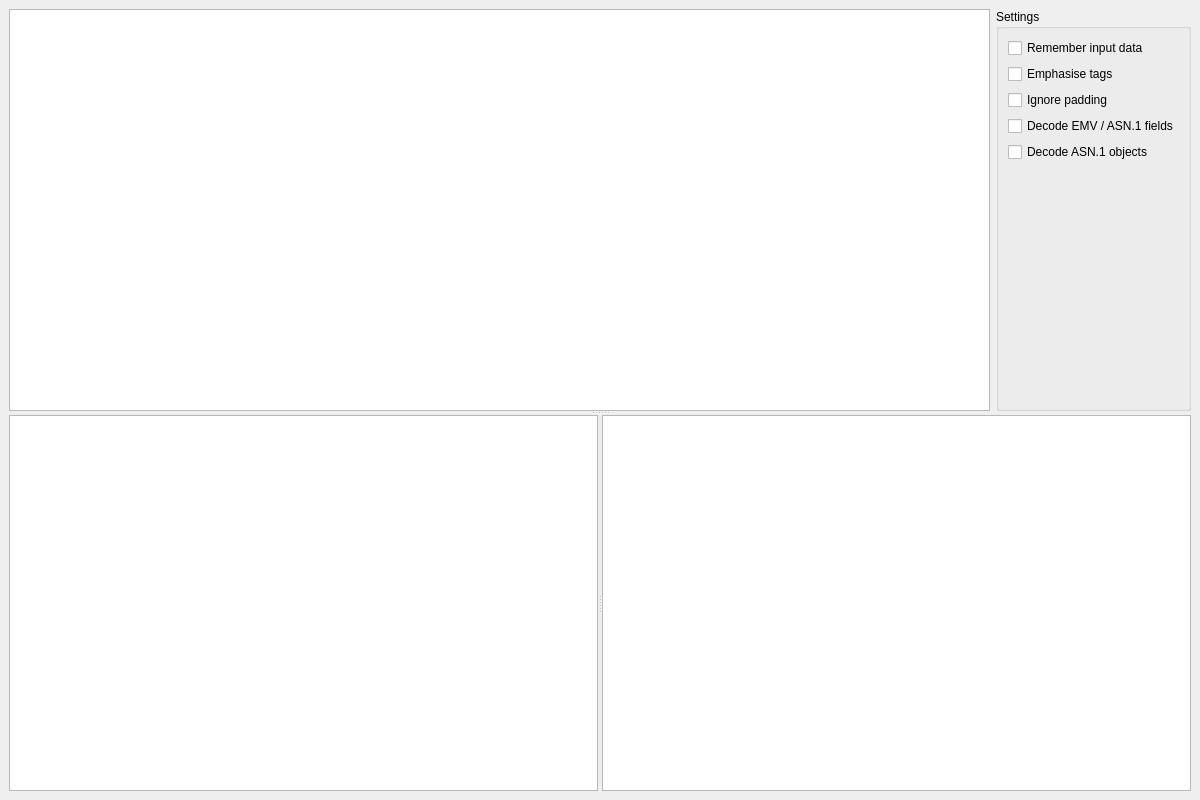
Old version of the form viewer/emv-viewer-mainwindow.ui in the repository openemv/emv-utils.
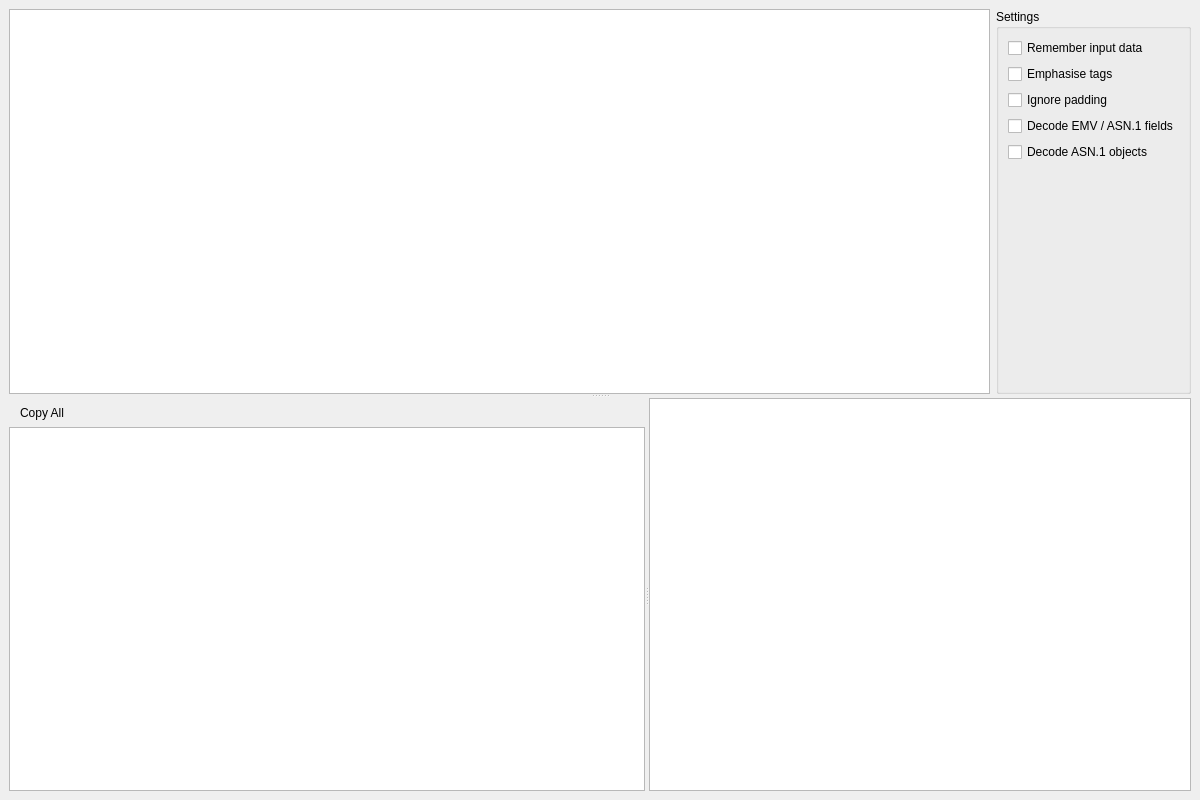
New version of the form. Icons and pictures are not drawn. Custom widgets are drawn as their Qt base class.

Commit message:
Implement toolbar with copy all button for emv-viewer
This is for when the user wishes to copy all decoded items, including
trailing invalid data or padding, to the clipboard.

The edit-copy icon is not available in Windows and MacOS and therefore
the action will only display the "Copy All" text on those platforms.

Diff of the .ui file:
```diff
--- a/viewer/emv-viewer-mainwindow.ui
+++ b/viewer/emv-viewer-mainwindow.ui
@@ -124,6 +124,32 @@
        <property name="childrenCollapsible">
         <bool>false</bool>
        </property>
+       <widget class="QWidget" name="treeViewContainer">
+        <layout class="QVBoxLayout" name="treeViewLayout">
+         <property name="spacing">
+          <number>0</number>
+         </property>
+         <item>
+          <widget class="QToolBar" name="treeViewToolBar">
+           <property name="maximumSize">
+            <size>
+             <width>16777215</width>
+             <height>32</height>
+            </size>
+           </property>
+           <property name="movable">
+            <bool>false</bool>
+           </property>
+           <property name="toolButtonStyle">
+            <enum>Qt::ToolButtonTextBesideIcon</enum>
+           </property>
+           <property name="floatable">
+            <bool>false</bool>
+           </property>
+           <addaction name="actionCopyAll"/>
+          </widget>
+         </item>
+         <item>
        <widget class="EmvTreeView" name="treeView">
         <property name="minimumSize">
          <size>
@@ -151,6 +177,9 @@
          </property>
         </column>
        </widget>
+         </item>
+        </layout>
+       </widget>
        <widget class="BetterPlainTextEdit" name="descriptionText">
         <property name="minimumSize">
          <size>
@@ -167,6 +196,17 @@
     </item>
    </layout>
   </widget>
+  <action name="actionCopyAll">
+   <property name="icon">
+    <iconset theme="edit-copy"/>
+   </property>
+   <property name="text">
+    <string>Copy All</string>
+   </property>
+   <property name="toolTip">
+    <string>Copy all fields to clipboard</string>
+   </property>
+  </action>
  </widget>
  <customwidgets>
   <customwidget>
```
Left out of the diff: 2 changed lines with no effect on the pictures. Lines whose indentation alone changed are shown as unchanged. The commit also changes 2 other files.
